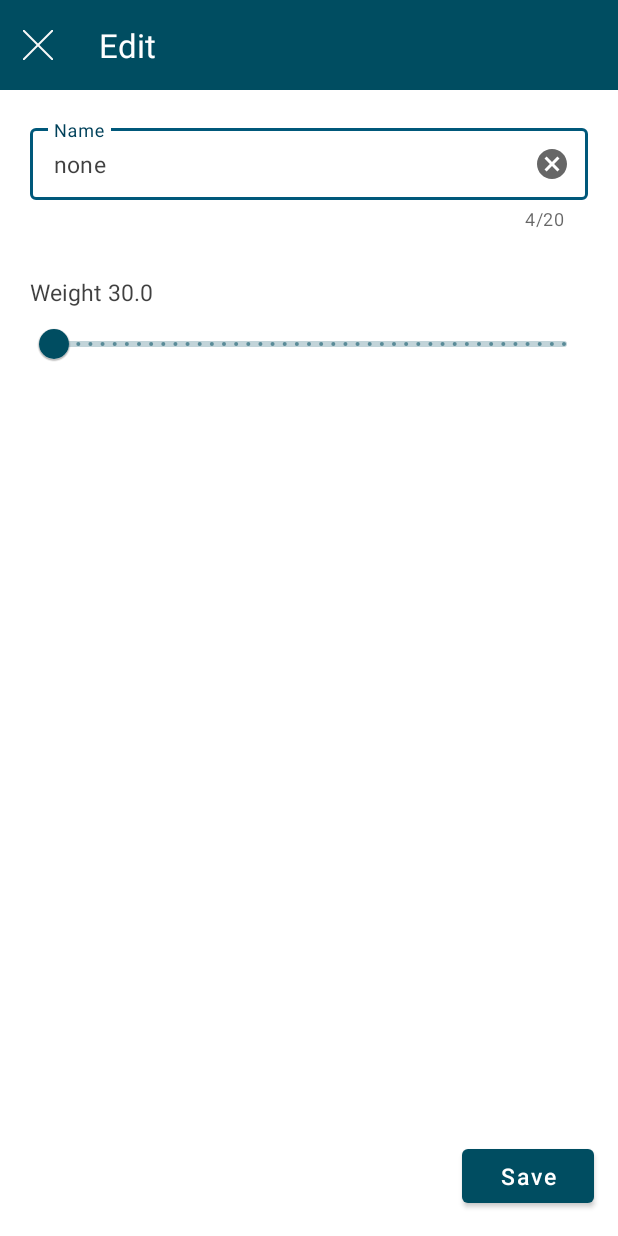
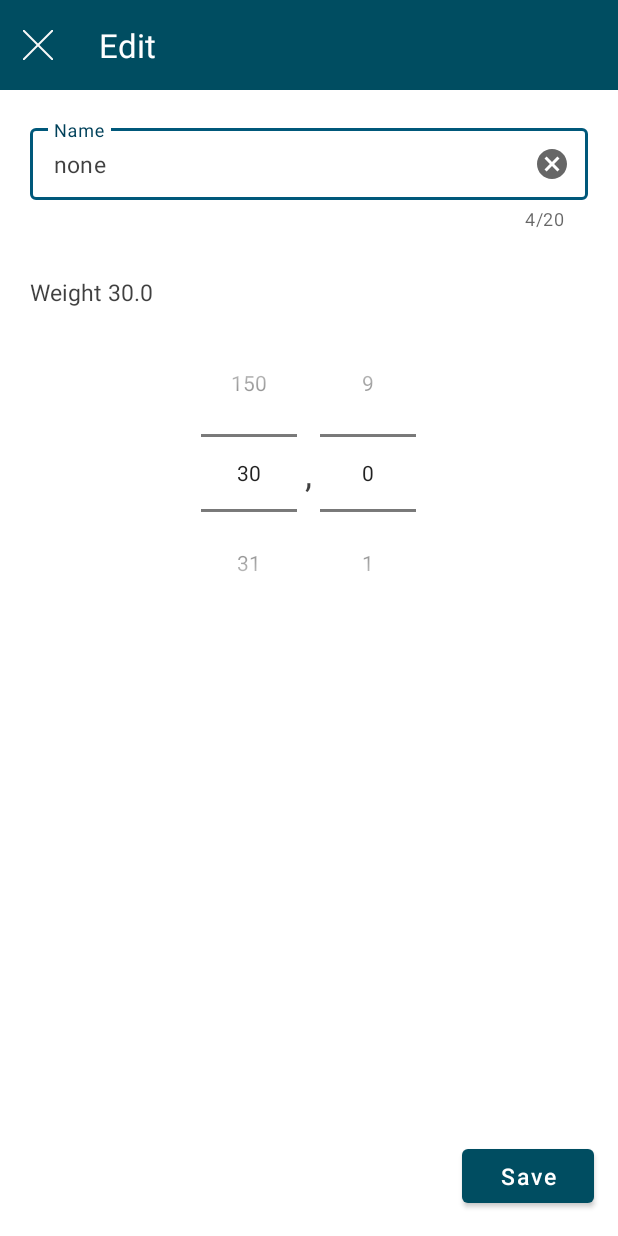
Before and after one commit to artemqq5/WaterDrinkApp, an Android app: the fragment DialogEditUser placed in its activity, on a phone screen of 412 x 824 dp. Run offline under Robolectric (Android 15) with nearby library versions, the light colour scheme and no system bars; our stand-ins replace AdMob, Room's generated code; 2 statements that could not run were skipped.

Commit message:
15.0
Change design: changing weight, home count water;
added banner to dialog_list_item_water.xml

```diff
--- a/app/build.gradle
+++ b/app/build.gradle
@@ -12,8 +12,8 @@ android {
         applicationId "ppatsrrif.one.waterstate"
         minSdkVersion 24
         targetSdkVersion 30
-        versionCode 1
-        versionName "1.0"
+        versionCode 2
+        versionName "1.1"
 
         testInstrumentationRunner "androidx.test.runner.AndroidJUnitRunner"
     }
--- a/app/src/main/java/ppatsrrif/one/waterstate/mainPart/activity/MoreStats.kt
+++ b/app/src/main/java/ppatsrrif/one/waterstate/mainPart/activity/MoreStats.kt
@@ -11,6 +11,7 @@ import com.google.android.gms.ads.AdSize
 import com.google.android.gms.ads.AdView
 import ppatsrrif.one.waterstate.R
 import ppatsrrif.one.waterstate.SharedPreferencesHelper
+import ppatsrrif.one.waterstate.adMob.KeysAds
 import ppatsrrif.one.waterstate.databinding.ActivityMoreStatsBinding
 import ppatsrrif.one.waterstate.mainPart.helperClasses.CompareDates
 import ppatsrrif.one.waterstate.mainPart.helperClasses.DateHelper
@@ -58,7 +59,7 @@ class MoreStats : AppCompatActivity() {
 
         val adView = AdView(this)
         adView.adSize = AdSize.BANNER
-        adView.adUnitId = "ca-app-pub-3940256099942544/6300978111"
+        adView.adUnitId = KeysAds.justBannerKey
 
         val adRequest = AdRequest.Builder().build()
         mAdView.loadAd(adRequest)
--- a/app/src/main/java/ppatsrrif/one/waterstate/mainPart/dialogs/DialogEditUser.kt
+++ b/app/src/main/java/ppatsrrif/one/waterstate/mainPart/dialogs/DialogEditUser.kt
@@ -9,6 +9,7 @@ import android.text.TextWatcher
 import android.view.LayoutInflater
 import android.view.View
 import android.view.ViewGroup
+import android.widget.NumberPicker
 import androidx.fragment.app.DialogFragment
 import androidx.fragment.app.activityViewModels
 import ppatsrrif.one.waterstate.R
@@ -16,7 +17,7 @@ import ppatsrrif.one.waterstate.SharedPreferencesHelper
 import ppatsrrif.one.waterstate.databinding.DialogEditUserBinding
 import ppatsrrif.one.waterstate.mainPart.viewModel.ViewModelUser
 
-class DialogEditUser : DialogFragment() {
+class DialogEditUser : DialogFragment(), NumberPicker.OnValueChangeListener {
 
     private lateinit var bindingDialog: DialogEditUserBinding
     private val sharedPreferencesHelper by lazy {
@@ -45,11 +46,6 @@ class DialogEditUser : DialogFragment() {
             setLayout(ViewGroup.LayoutParams.MATCH_PARENT, ViewGroup.LayoutParams.MATCH_PARENT)
         }
 
-        // change weight text
-        bindingDialog.weightEditSlider.addOnChangeListener { _, value, _ ->
-            bindingDialog.finalWeight.text = "${getString(R.string.weight)} $value"
-        }
-
         // change name text
         bindingDialog.nameEditInput.editText?.addTextChangedListener(textListener)
 
@@ -58,11 +54,26 @@ class DialogEditUser : DialogFragment() {
             dismiss()
         }
 
+        //set params for numberPicker
+        bindingDialog.weightChoice.apply {
+            maxValue = 150
+            minValue = 30
+        }
+        bindingDialog.weightChoiceSub.apply {
+            maxValue = 9
+            minValue = 0
+        }
+
+        bindingDialog.weightChoice.setOnValueChangedListener(this)
+        bindingDialog.weightChoiceSub.setOnValueChangedListener(this)
+
 
         // save data in dialog
         bindingDialog.saveEditsButton.setOnClickListener {
 
-            val userWeight = bindingDialog.weightEditSlider.value
+            val userWeight = bindingDialog.weightChoice.value +
+                    bindingDialog.weightChoiceSub.value / 10.0f
+
             val userName = bindingDialog.nameEditInput.editText?.text.toString()
 
             // check for validity
@@ -114,8 +125,20 @@ class DialogEditUser : DialogFragment() {
         // get start weight and name from (SharedPreferences -> LiveData -> this)
         bindingDialog.nameEditInput.editText?.setText(sharedPreferencesHelper.getUserName())
 
-        bindingDialog.weightEditSlider.value = sharedPreferencesHelper.getUserWeight()
+        bindingDialog.weightChoice.value = sharedPreferencesHelper.getUserWeight().toInt()
+        bindingDialog.weightChoiceSub.value =
+            ((sharedPreferencesHelper.getUserWeight() % 1) * 10).toInt()
+
         bindingDialog.finalWeight.text =
             "${getString(R.string.weight)} ${sharedPreferencesHelper.getUserWeight()}"
     }
+
+    override fun onValueChange(p0: NumberPicker?, p1: Int, p2: Int) {
+
+        var value = bindingDialog.weightChoice.value +
+                bindingDialog.weightChoiceSub.value / 10.0f
+
+        bindingDialog.finalWeight.text =
+            "${getString(R.string.weight)} $value"
+    }
 }
--- a/app/src/main/java/ppatsrrif/one/waterstate/mainPart/fragments/FragmentProfile.kt
+++ b/app/src/main/java/ppatsrrif/one/waterstate/mainPart/fragments/FragmentProfile.kt
@@ -7,7 +7,6 @@ import android.view.ViewGroup
 import androidx.fragment.app.Fragment
 import androidx.fragment.app.FragmentTransaction
 import androidx.fragment.app.activityViewModels
-import ppatsrrif.one.waterstate.R
 import ppatsrrif.one.waterstate.databinding.FragmentProfileBinding
 import ppatsrrif.one.waterstate.mainPart.dialogs.DialogEditUser
 import ppatsrrif.one.waterstate.mainPart.dialogs.DialogResetProfile
@@ -41,8 +40,7 @@ class FragmentProfile : Fragment() {
             val transaction = parentFragmentManager.beginTransaction()
             transaction.setTransition(FragmentTransaction.TRANSIT_FRAGMENT_OPEN)
             transaction
-                .add(android.R.id.content, dialog)
-                .addToBackStack(null)
+                .replace(android.R.id.content, dialog)
                 .commit()
         }
 
@@ -52,7 +50,7 @@ class FragmentProfile : Fragment() {
         }
 
         liveDataUser.liveDataWeight.observe(requireActivity()) {
-            binding.weightText.text = "$it " + resources.getString(R.string.unit_weight)
+            binding.weightText.text = "$it " + liveDataUser.getStringWeight()
         }
 
     }
--- a/app/src/main/java/ppatsrrif/one/waterstate/mainPart/viewModel/ViewModelUser.kt
+++ b/app/src/main/java/ppatsrrif/one/waterstate/mainPart/viewModel/ViewModelUser.kt
@@ -3,6 +3,7 @@ package ppatsrrif.one.waterstate.mainPart.viewModel
 import android.app.Application
 import androidx.lifecycle.AndroidViewModel
 import androidx.lifecycle.MutableLiveData
+import ppatsrrif.one.waterstate.R
 import ppatsrrif.one.waterstate.SharedPreferencesHelper
 
 
@@ -20,6 +21,9 @@ class ViewModelUser(application: Application) : AndroidViewModel(application) {
         MutableLiveData<Float>()
     }
 
+    fun getStringWeight() =
+        getApplication<Application>().resources.getString(R.string.unit_weight)
+
     init {
         liveDataName.value = sharedPreferencesHelper.getUserName()
         liveDataWeight.value = sharedPreferencesHelper.getUserWeight()
--- a/app/src/main/res/layout/dialog_edit_user.xml
+++ b/app/src/main/res/layout/dialog_edit_user.xml
@@ -74,16 +74,51 @@
                 android:layout_marginTop="30dp"
                 android:text="@string/weight" />
 
-            <com.google.android.material.slider.Slider
-                android:id="@+id/weightEditSlider"
+            <!--            <com.google.android.material.slider.Slider-->
+            <!--                android:id="@+id/weightEditSlider"-->
+            <!--                android:layout_width="match_parent"-->
+            <!--                android:layout_height="wrap_content"-->
+            <!--                android:layout_marginStart="20dp"-->
+            <!--                android:layout_marginEnd="20dp"-->
+            <!--                android:layout_marginBottom="20dp"-->
+            <!--                android:stepSize="0.1"-->
+            <!--                android:valueFrom="30.0"-->
+            <!--                android:valueTo="150.0" />-->
+
+            <LinearLayout
                 android:layout_width="match_parent"
                 android:layout_height="wrap_content"
-                android:layout_marginStart="20dp"
-                android:layout_marginEnd="20dp"
-                android:layout_marginBottom="20dp"
-                android:stepSize="0.1"
-                android:valueFrom="30.0"
-                android:valueTo="150.0" />
+                android:gravity="center"
+                android:orientation="horizontal">
+
+                <NumberPicker
+                    android:id="@+id/weightChoice"
+                    android:layout_width="wrap_content"
+                    android:layout_height="wrap_content"
+                    android:layout_marginStart="20dp"
+                    android:layout_marginTop="20dp"
+                    android:layout_marginBottom="20dp" />
+
+                <com.google.android.material.textview.MaterialTextView
+                    android:id="@+id/textView"
+                    android:layout_width="wrap_content"
+                    android:layout_height="wrap_content"
+                    android:layout_marginStart="5dp"
+                    android:layout_marginEnd="5dp"
+                    android:gravity="center"
+                    android:text="@string/setWeightSub"
+                    android:textColor="@color/gray"
+                    android:textSize="24sp" />
+
+                <NumberPicker
+                    android:id="@+id/weightChoiceSub"
+                    android:layout_width="wrap_content"
+                    android:layout_height="wrap_content"
+                    android:layout_marginTop="20dp"
+                    android:layout_marginEnd="20dp"
+                    android:layout_marginBottom="20dp" />
+            </LinearLayout>
+
 
         </LinearLayout>
 
--- a/app/src/main/res/layout/fragment_home.xml
+++ b/app/src/main/res/layout/fragment_home.xml
@@ -70,10 +70,11 @@
 
 
             <com.google.android.material.card.MaterialCardView
-                android:id="@+id/relativeLayout4"
+                android:id="@+id/buttonMoreDrunk"
                 style="@style/CardMoreStats"
                 android:layout_width="match_parent"
                 android:layout_height="wrap_content"
+                android:focusable="true"
                 app:layout_constraintEnd_toEndOf="parent"
                 app:layout_constraintStart_toStartOf="parent"
                 app:layout_constraintTop_toBottomOf="@+id/relativeLayout3">
@@ -96,24 +97,25 @@
                     <com.google.android.material.textview.MaterialTextView
                         android:id="@+id/count_water"
                         style="@style/Text"
-                        android:layout_alignBaseline="@+id/text1"
-                        android:layout_alignParentEnd="true"
-                        android:layout_margin="16dp"
+                        android:layout_below="@id/text1"
+                        android:layout_marginStart="16dp"
+                        android:layout_marginTop="0dp"
+                        android:layout_marginEnd="16dp"
+                        android:layout_marginBottom="16dp"
                         android:text=""
-                        android:textColor="@color/three"
+                        android:textColor="@color/three_60"
                         android:textSize="20sp"
                         tools:text="0" />
 
-                    <com.google.android.material.button.MaterialButton
-                        android:id="@+id/button_more_drunk"
-                        style="@style/ButtonText"
-                        android:layout_below="@id/text1"
-                        android:layout_marginStart="11dp"
-                        android:layout_marginTop="0dp"
-                        android:layout_marginEnd="16dp"
-                        android:layout_marginBottom="0dp"
-                        android:text="@string/box2_button"
-                        android:textSize="12sp" />
+                    <ImageView
+                        android:layout_width="wrap_content"
+                        android:layout_height="wrap_content"
+                        android:layout_alignParentEnd="true"
+                        android:layout_centerVertical="true"
+                        android:layout_margin="16dp"
+                        android:contentDescription="@string/ms_open"
+                        android:src="@drawable/ic_arrow_right" />
+
 
                 </RelativeLayout>
             </com.google.android.material.card.MaterialCardView>
@@ -127,7 +129,7 @@
                 android:focusable="true"
                 app:layout_constraintEnd_toEndOf="parent"
                 app:layout_constraintStart_toStartOf="parent"
-                app:layout_constraintTop_toBottomOf="@+id/relativeLayout4">
+                app:layout_constraintTop_toBottomOf="@+id/buttonMoreDrunk">
 
                 <RelativeLayout
                     android:layout_width="match_parent"
@@ -170,11 +172,10 @@
                 android:id="@+id/adView"
                 android:layout_width="wrap_content"
                 android:layout_height="wrap_content"
-                android:layout_alignParentBottom="true"
-                android:layout_centerHorizontal="true"
-                android:layout_margin="16dp"
+                android:layout_marginTop="16dp"
+                android:layout_marginBottom="16dp"
                 app:adSize="BANNER"
-                app:adUnitId="ca-app-pub-3940256099942544/6300978111"
+                app:adUnitId="@string/justBannerKey"
                 app:layout_constraintEnd_toEndOf="parent"
                 app:layout_constraintStart_toStartOf="parent"
                 app:layout_constraintTop_toBottomOf="@+id/more_statistic" />
--- a/app/src/main/res/values/strings.xml
+++ b/app/src/main/res/values/strings.xml
@@ -92,4 +92,8 @@
 
     <string name="toast_exit">Repeat to exit</string>
 
+
+    <!--    ads google-->
+    <string name="justBannerKey" translatable="false">ca-app-pub-3940256099942544/6300978111</string>
+
 </resources>
```
Also changed, not shown: app/src/main/java/ppatsrrif/one/waterstate/adMob/KeysAds.kt (added, +11 -0 lines), app/src/main/java/ppatsrrif/one/waterstate/mainPart/dialogs/DialogListItemWater.kt (+15 -0 lines), app/src/main/java/ppatsrrif/one/waterstate/mainPart/fragments/FragmentHome.kt (+4 -4 lines), app/src/main/res/layout/activity_more_stats.xml (+3 -4 lines), app/src/main/res/layout/dialog_list_item_water.xml (+7 -0 lines), 1 other file.
